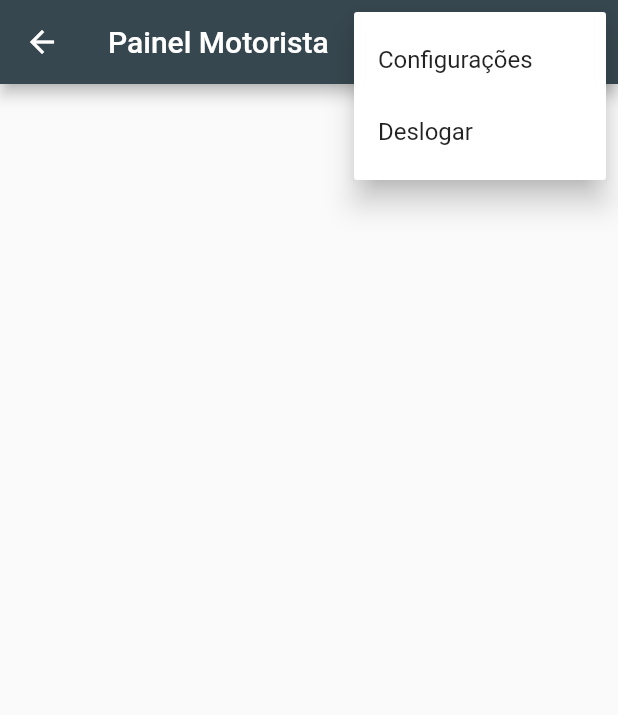
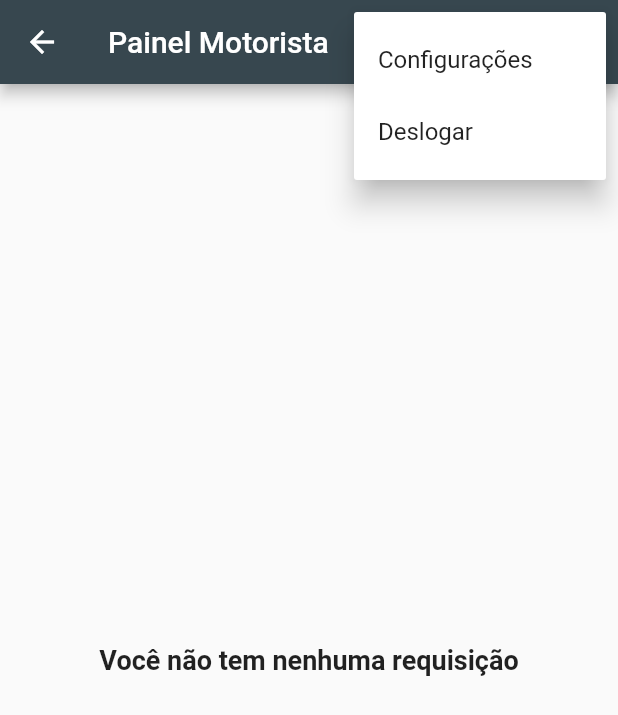
Before and after one commit to soapmactavish23/uber-flutter, a Flutter app: the PainelMotorista screen opened by its route, after a tap on the "more vert" icon, on a phone screen of 412 x 824 dp. Shown: the top 715 px of the screen. Run offline on Flutter 3.47's test engine with Material 2 defaults, Android fonts, the phone set to English and light mode, and no system bars; our stand-ins replace cloud_firestore, firebase_auth, firebase_core, geocoding, geolocator, google_maps_flutter; accounts and stored records are empty.

Commit message:
Listando requisições para o motorista

```diff
--- a/lib/telas/PainelMotorista.dart
+++ b/lib/telas/PainelMotorista.dart
@@ -1,5 +1,9 @@
+import 'dart:async';
+
+import 'package:cloud_firestore/cloud_firestore.dart';
 import 'package:flutter/material.dart';
 import 'package:firebase_auth/firebase_auth.dart';
+import 'package:uber/util/StatusRequisicao.dart';
 
 class PainelMotorista extends StatefulWidget {
   @override
@@ -7,8 +11,9 @@
 }
 
 class _PainelMotoristaState extends State<PainelMotorista> {
-
   List<String> itensMenu = ["Configurações", "Deslogar"];
+  final _controller = StreamController<QuerySnapshot>.broadcast();
+  FirebaseFirestore _db = FirebaseFirestore.instance;
 
   _escolhaMenuItem(String escolha) {
     switch (escolha) {
@@ -26,8 +31,43 @@
     Navigator.pushReplacementNamed(context, "/");
   }
 
+  Stream<QuerySnapshot> _adicionarListenerRequisicoes() {
+    final stream = _db
+        .collection("requisicoes")
+        .where("status", isEqualTo: StatusRequisicao.AGUARDANDO)
+        .snapshots();
+
+    stream.listen((dados) {
+      _controller.add(dados);
+    });
+  }
+
+  @override
+  void initState() {
+    super.initState();
+
+    //adicionar listener para recuperar requisições
+    _adicionarListenerRequisicoes();
+  }
+
   @override
   Widget build(BuildContext context) {
+    var mensagemCarregando = Center(
+      child: Column(
+        children: <Widget>[
+          Text("Carregando Requisições"),
+          CircularProgressIndicator()
+        ],
+      ),
+    );
+
+    var mensagemNaoTemDados = Center(
+      child: Text(
+        "Você não tem nenhuma requisição",
+        style: TextStyle(fontSize: 18, fontWeight: FontWeight.bold),
+      ),
+    );
+
     return Scaffold(
         appBar: AppBar(
           title: Text("Painel Motorista"),
@@ -42,7 +82,48 @@
             )
           ],
         ),
-        body: Container()
-    );
+        body: StreamBuilder<QuerySnapshot>(
+          stream: _controller.stream,
+          builder: (context, snapshot) {
+            switch (snapshot.connectionState) {
+              case ConnectionState.none:
+              case ConnectionState.waiting:
+                return mensagemCarregando;
+                break;
+              case ConnectionState.active:
+              case ConnectionState.done:
+                if (snapshot.hasError) {
+                  return Text("Erro ao carregar os dados!");
+                } else {
+                  QuerySnapshot querySnapshot = snapshot.data;
+                  if (querySnapshot.docs.length == 0) {
+                    return mensagemNaoTemDados;
+                  } else {
+                    return ListView.separated(
+                      itemCount: querySnapshot.docs.length,
+                      separatorBuilder: (context, indice) =>
+                          Divider(height: 2, color: Colors.grey),
+                      itemBuilder: (context, indice) {
+                        List<DocumentSnapshot> requisicoes =
+                            querySnapshot.docs.toList();
+                        DocumentSnapshot item = requisicoes[indice];
+                        String idRequisicao = item["id"];
+                        String nomePassageiro = item["passageiro"]["nome"];
+                        String rua = item["destino"]["rua"];
+                        String numero = item["destino"]["numero"];
+
+                        return ListTile(
+                          title: Text(nomePassageiro),
+                          subtitle: Text("Destino: ${rua}, ${numero}"),
+                        );
+
+                      },
+                    );
+                  }
+                }
+                break;
+            }
+          },
+        ));
   }
 }
```
